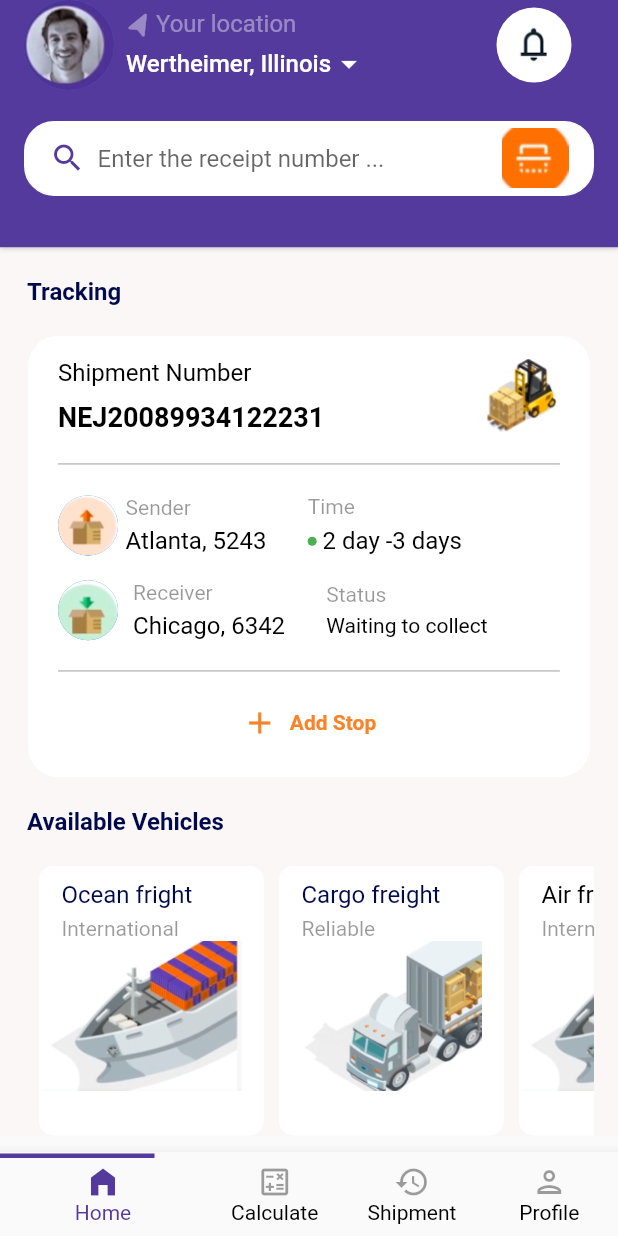
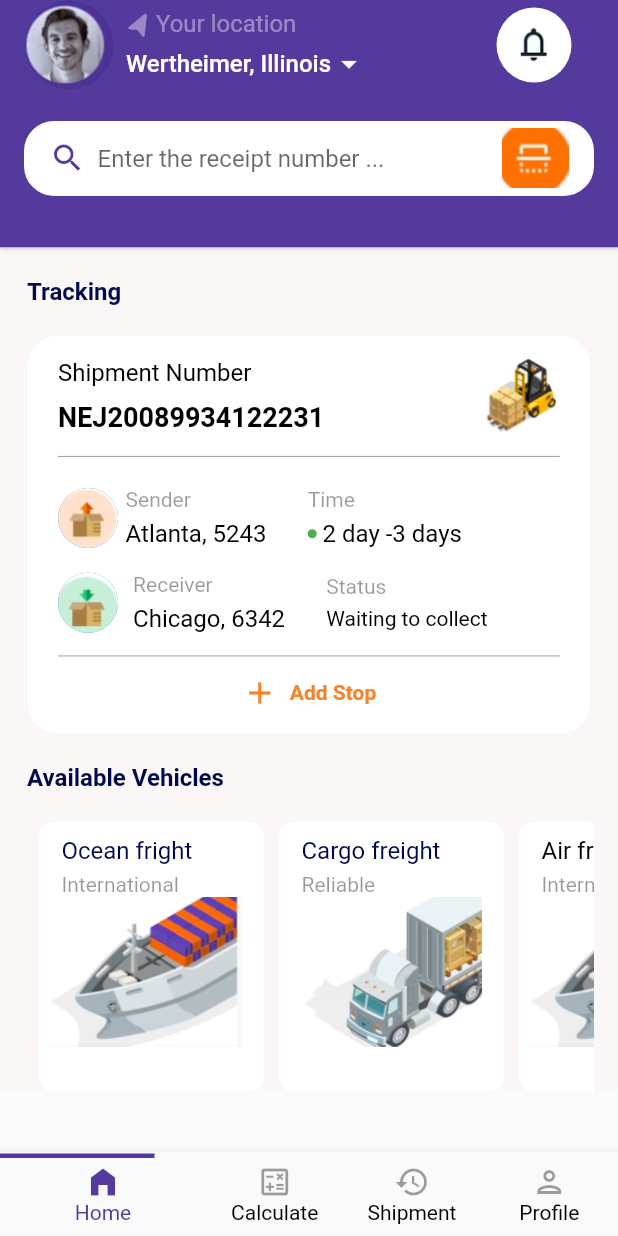
Before and after one commit to ayomideio/fl_engineer_test, a Flutter app: the screen it shows after launch, on a phone screen of 412 x 824 dp. Run offline on Flutter 3.47's test engine with Material 2 defaults, Android fonts, the phone set to English and light mode, and no system bars.

Commit message:
layout fixed

```diff
--- a/lib/home.dart
+++ b/lib/home.dart
@@ -102,7 +102,7 @@ class _homeState extends State<home> with SingleTickerProviderStateMixin {
                 child: Column(
                   children: [
                     Container(
-                      height: size.height / 2.8,
+                      height: 265,
                       width: size.width / 1.1,
                       decoration: BoxDecoration(
                         borderRadius: BorderRadius.circular(20.0),
@@ -152,7 +152,7 @@ class _homeState extends State<home> with SingleTickerProviderStateMixin {
                               ],
                             ),
                             SizedBox(
-                              height: 20,
+                              height: 15,
                             ),
                             Divider(
                               height: 1,
@@ -311,14 +311,14 @@ class _homeState extends State<home> with SingleTickerProviderStateMixin {
                               ],
                             ),
                             SizedBox(
-                              height: 20,
+                              height: 15,
                             ),
                             Divider(
                               height: 1,
                               color: Colors.grey,
                             ),
-                          Padding(padding: const EdgeInsets.symmetric(vertical: 10.0),
-                          child:TextButton.icon(
+
+                          TextButton.icon(
                               onPressed: () {
                                 // Handle button press
                               },
@@ -331,7 +331,7 @@ class _homeState extends State<home> with SingleTickerProviderStateMixin {
                               ),
                             )
 
-                          )
+
 
                           ],
                         ),
```
Also changed, not shown: lib/all-shipment.dart (+8 -3 lines), lib/track.dart (+28 -4 lines).
